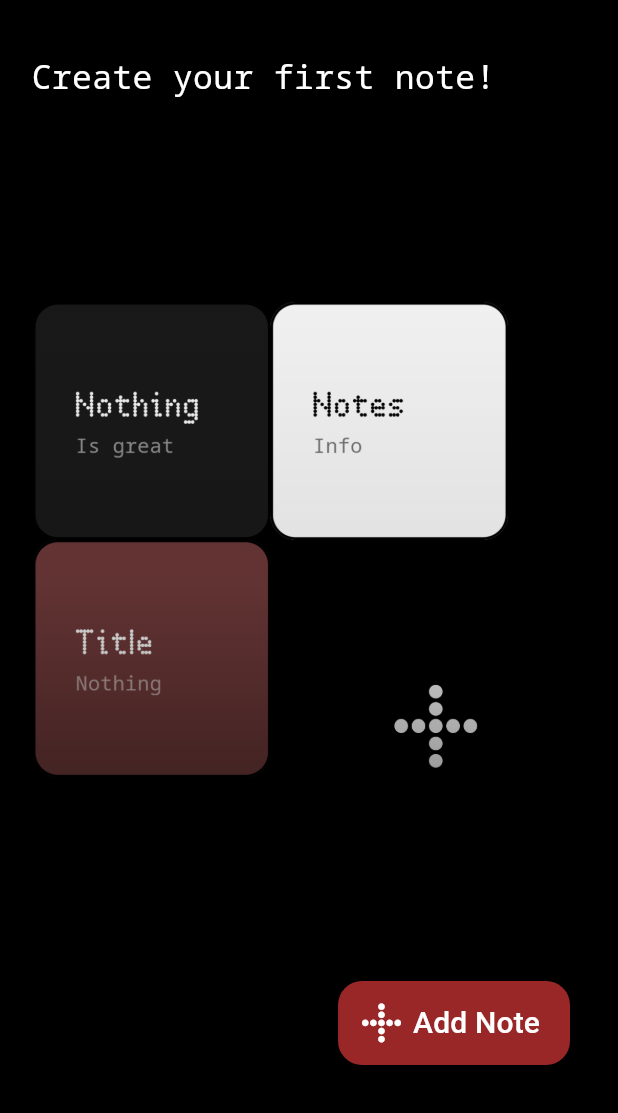
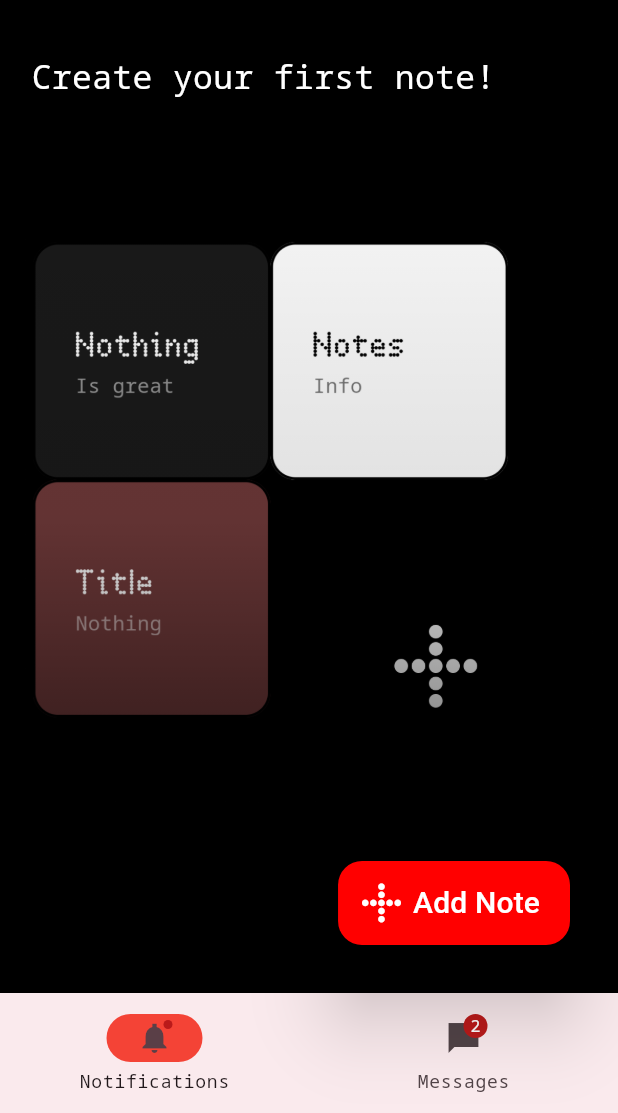
Before and after one commit to AzhamProdLive/Notes_App_Nothing, a Flutter app: the screen it shows after launch, on a phone screen of 412 x 824 dp, the part 123-1236 px from its top. Run offline on Flutter 3.47's test engine with Material 3 defaults, Android fonts, the light colour scheme and no system bars; our stand-ins replace bloc, drift, shared_preferences, sqflite; missing offline and left inert: flutter_quill; accounts and stored records are empty; generated files the repository leaves out were written again; Roboto replaces fonts that are missing (Nunito-Bold).

Commit message:
Add Multi screens and tasks

```diff
--- a/lib/main.dart
+++ b/lib/main.dart
@@ -7,11 +7,21 @@ import 'package:app_client/ui/show_note_screen.dart';
 import 'package:app_client/ui/theme/app_theme.dart';
 import 'package:flutter/material.dart';
 import 'package:provider/provider.dart';
+import 'package:shared_preferences/shared_preferences.dart';
+import 'package:sqflite/sqflite.dart';
+import 'package:path/path.dart';
 
 import 'blocs/notes_search_cubit.dart';
 
 void main() async {
   WidgetsFlutterBinding.ensureInitialized();
+
+  await openDatabase(join(await getDatabasesPath(), 'tasks_database.db'),
+      onCreate: (db, version) {
+        return db.execute(
+            'CREATE TABLE tasks(id INTEGER PRIMARY KEY AUTOINCREMENT, task TEXT)');
+      }, version: 1);
+
   runApp(const MyApp());
 }
 
@@ -40,7 +50,7 @@ class MyApp extends StatelessWidget {
         debugShowCheckedModeBanner: false,
         initialRoute: '/',
         routes: {
-          '/': (context) => const MainScreen(),
+          '/': (context) => const NavigationScreen(),
           '/search': (context) => const SearchScreen(),
           '/add': (context) => NoteAddScreen(),
           '/show': (context) => ShowNoteScreen(),
@@ -49,3 +59,13 @@ class MyApp extends StatelessWidget {
     );
   }
 }
+
+class LoadingScreen extends StatelessWidget {
+  const LoadingScreen({Key? key}) : super(key: key);
+
+  @override
+  Widget build(BuildContext context) {
+    return MaterialApp(home: Scaffold( body: Container(color: Colors.white),
+    )
+    );
+  }}
--- a/lib/ui/add_note_screen.dart
+++ b/lib/ui/add_note_screen.dart
@@ -136,7 +136,7 @@ class NoteAddScreen extends StatelessWidget {
                 showJustifyAlignment: true,
                 showSubscript: false,
                 sectionDividerColor: Colors.white,
-                buttonOptions: QuillSimpleToolbarButtonOptions(base: QuillToolbarBaseButtonOptions( iconTheme: QuillIconTheme(iconButtonUnselectedData: IconButtonData(color: Colors.white, )), ),),
+                buttonOptions: const QuillSimpleToolbarButtonOptions(base: QuillToolbarBaseButtonOptions( iconTheme: QuillIconTheme(iconButtonUnselectedData: IconButtonData(color: Colors.white, )), ),),
                 sharedConfigurations: const QuillSharedConfigurations(
                   dialogBarrierColor: Colors.white,
                   locale: Locale('de'),
@@ -157,7 +157,7 @@ class NoteAddScreen extends StatelessWidget {
             return AlertDialog(
               content: SizedBox(
                 width: 210,
-                height: 110,
+                height: 165,
                 child: GridView.builder(
                   itemCount: CustomColors.colorsData.length,
                   gridDelegate: const SliverGridDelegateWithFixedCrossAxisCount(
--- a/lib/ui/main_screen.dart
+++ b/lib/ui/main_screen.dart
@@ -2,15 +2,21 @@ import 'package:app_client/blocs/notes_state.dart';
 import 'package:app_client/ui/theme/custom_colors.dart';
 import 'package:app_client/ui/appbar/main_app_bar.dart';
 import 'package:app_client/ui/main_screen_with_content_grid.dart';
+import 'package:app_client/ui/tasks_screen.dart';
 import 'package:flutter/material.dart';
 import 'package:provider/provider.dart';
 import '../blocs/notes_cubit.dart';
 import 'main_screen_empty.dart';
 
+class NavigationScreen extends StatefulWidget {
+  const NavigationScreen({super.key});
 
-class MainScreen extends StatelessWidget {
-  const MainScreen({super.key});
+  @override
+  State<NavigationScreen> createState() => MainScreen();
+}
 
+class MainScreen extends State<NavigationScreen> {
+  int currentPageIndex = 0;
   @override
   Widget build(BuildContext context) {
     var cubit = context.read<NotesCubit>();
@@ -19,7 +25,30 @@ class MainScreen extends StatelessWidget {
       appBar: MainAppBar(
         onSearchPress: () => Navigator.pushNamed(context, '/search'),
       ),
-      body: Padding(padding: const EdgeInsets.only(top: 30), child:
+      bottomNavigationBar: NavigationBar(
+        onDestinationSelected: (int index) {
+          setState(() {
+            currentPageIndex = index;
+          });
+        },
+        indicatorColor: Colors.red,
+        selectedIndex: currentPageIndex,
+        destinations: const <Widget>[
+          NavigationDestination(
+            icon: Badge(child: Icon(Icons.notifications_sharp)),
+            label: 'Notifications',
+          ),
+          NavigationDestination(
+            icon: Badge(
+              label: Text('2'),
+              child: Icon(Icons.messenger_sharp),
+            ),
+            label: 'Messages',
+          ),
+        ],
+      ),
+      body: <Widget>[
+         Padding(padding: const EdgeInsets.only(top: 30),  child:
           StreamBuilder<NotesState>(
             initialData: cubit.state,
             stream: cubit.stream,
@@ -33,6 +62,8 @@ class MainScreen extends StatelessWidget {
               }
             },
           ),),
+        Padding(padding: const EdgeInsets.only(top: 30),  child:TaskListScreen(),),
+      ][currentPageIndex],
       floatingActionButton: Padding(
         padding: const EdgeInsets.only(right: 16, bottom: 16),
         child: FloatingActionButton.extended(
--- a/lib/ui/theme/app_theme.dart
+++ b/lib/ui/theme/app_theme.dart
@@ -1,8 +1,10 @@
 import 'package:app_client/ui/theme/custom_colors.dart';
 import 'package:flutter/material.dart';
+import 'package:provider/provider.dart';
 
 class AppTheme {
   static final dark = ThemeData(
+    primaryColor: CustomColors.deepRed,
     visualDensity: VisualDensity.adaptivePlatformDensity,
     canvasColor: Colors.white,
       inputDecorationTheme: const InputDecorationTheme(
--- a/lib/ui/theme/custom_colors.dart
+++ b/lib/ui/theme/custom_colors.dart
@@ -3,14 +3,15 @@ import 'package:flutter/material.dart';
 class CustomColors {
   static const Color lightGrey = Color.fromRGBO(24, 24, 24, 1.0);
   static const Color backgroundColor = Color.fromRGBO(0, 0, 0, 1.0);
-  static const Color red = Color.fromRGBO(153, 39, 39, 1.0);
-  static const Color deepRed = Color.fromRGBO(153, 39, 39, 1.0);
+  static const Color red = Color.fromRGBO(255, 0, 0, 1.0);
+  static const Color deepRed = Color.fromRGBO(255, 0, 0, 1.0);
   static const Color greyHint = Color.fromRGBO(26, 26, 26, 1.0);
   static const List<Color> colorsData = [
     Color.fromRGBO(239, 239, 239, 1.0),
     Colors.grey,
     CustomColors.lightGrey,
     CustomColors.deepRed,
+    Color.fromRGBO(153, 39, 39, 1.0),
     Color.fromRGBO(99, 51, 51, 1.0),
     Colors.orange,
     Colors.blue,
--- a/pubspec.yaml
+++ b/pubspec.yaml
@@ -20,6 +20,8 @@ dependencies:
 
   cupertino_icons: ^1.0.2
   flutter_quill: ^9.2.10
+  shared_preferences: ^2.2.2
+  sqflite: ^2.3.2
 
 dev_dependencies:
   flutter_launcher_icons: "^0.9.2"
```
Also changed, not shown: lib/ui/main_screen_with_content_grid.dart (+7 -3 lines), lib/ui/tasks_screen.dart (added, +106 -0 lines), pubspec.lock, 2 other files. Lines whose indentation alone changed are shown as unchanged.
